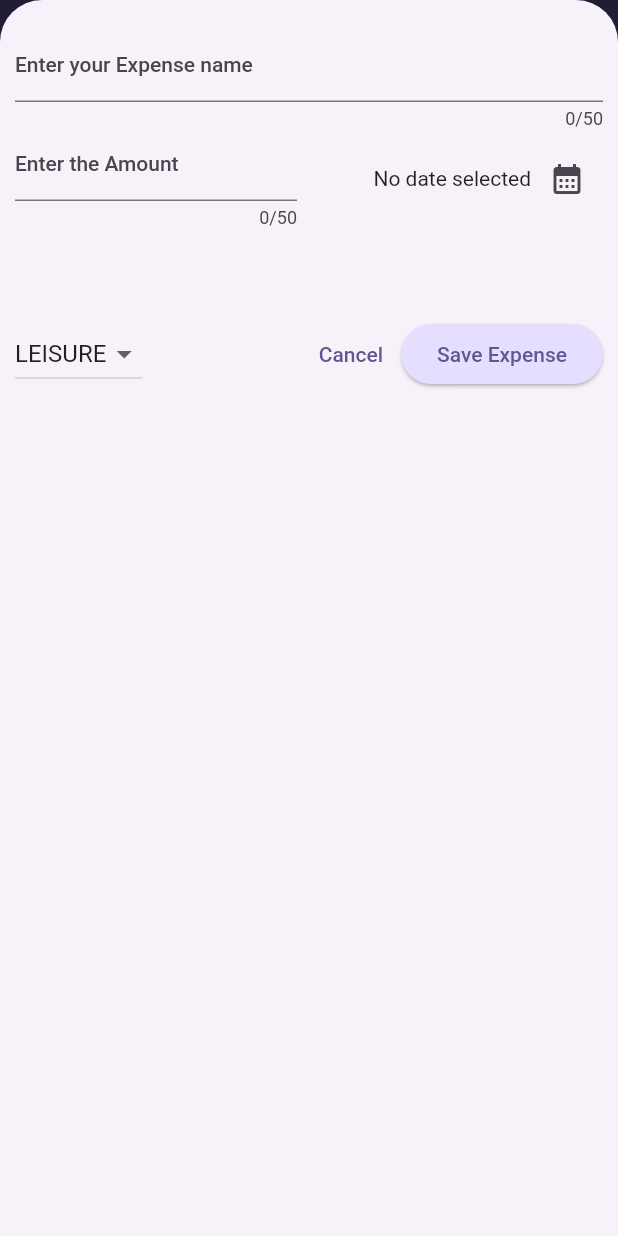
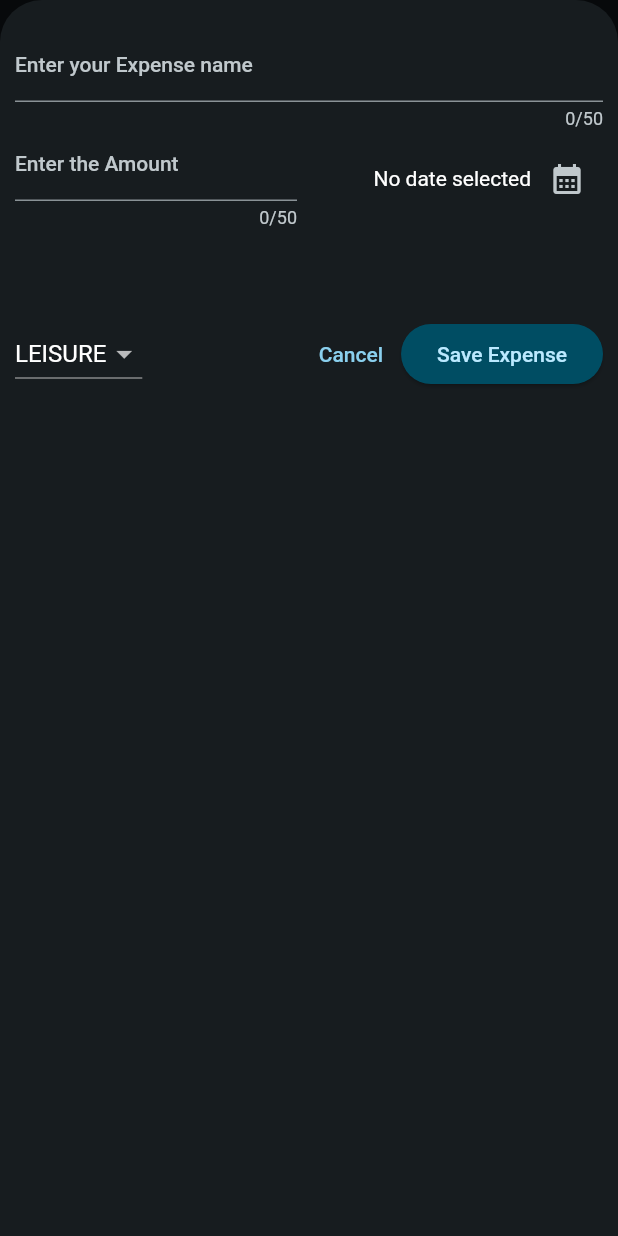
Before and after one commit to Shashank01-26/Expense_Tracker, a Flutter app: the screen it shows after launch, after a tap on the "add" icon, on a phone screen of 412 x 824 dp. Run offline on Flutter 3.47's test engine with Material 2 defaults, Android fonts, the phone set to English and light mode, and no system bars.

Commit message:
Responsiveness added

```diff
--- a/lib/expenses.dart
+++ b/lib/expenses.dart
@@ -29,6 +29,7 @@ class _ExpensesState extends State<Expenses> {
 
   void _openAddExpenseOverlay() {
     showModalBottomSheet(
+      useSafeArea: true,
       isScrollControlled: true,
       context: context,
       builder: (ctx) => NewExpense(onAddExpense: _addExpense),
--- a/lib/main.dart
+++ b/lib/main.dart
@@ -65,7 +65,7 @@ void main() {
                   ),
                 ),
           ),
-          themeMode: ThemeMode.light,
+          themeMode: ThemeMode.dark,
           debugShowCheckedModeBanner: false,
           home: const Expenses(),
         ),
--- a/lib/widgets/new_expense.dart
+++ b/lib/widgets/new_expense.dart
@@ -77,10 +77,16 @@ class _NewExpenseState extends State<NewExpense> {
     super.dispose();
   }
 
+
   @override
   Widget build(BuildContext context) {
-    return Padding(
-      padding: const EdgeInsets.fromLTRB(10,20,10,10),
+    final keyboard = MediaQuery.of(context).viewInsets.bottom;
+
+     return SizedBox(
+      height:double.infinity,
+      child: SingleChildScrollView(
+        child: Padding(
+          padding:  EdgeInsets.fromLTRB(10, 20, 10, keyboard + 10),
           child: Column(
             children: [
               TextField(
@@ -166,6 +172,8 @@ class _NewExpenseState extends State<NewExpense> {
               ])
             ],
           ),
+        ),
+      ),
     );
   }
 }
```
Lines whose indentation alone changed are shown as unchanged.
